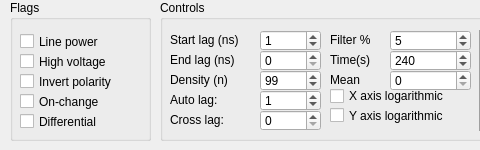
Before: the Qt Designer form line.ui in ahp-electronics/xc-gui, drawn with Qt 5; both pictures show x 0 to 480 and y 0 to 150 of the 1398 by 150 pixel window.
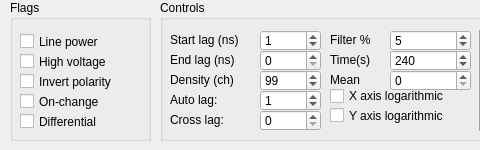
After: the same form once the commit is applied.

Patch:
```diff
--- a/line.ui
+++ b/line.ui
@@ -429,7 +429,7 @@
      </rect>
     </property>
     <property name="text">
-     <string>Density (n)</string>
+     <string>Density (ch)</string>
     </property>
    </widget>
    <widget class="Line" name="line_2">
```
